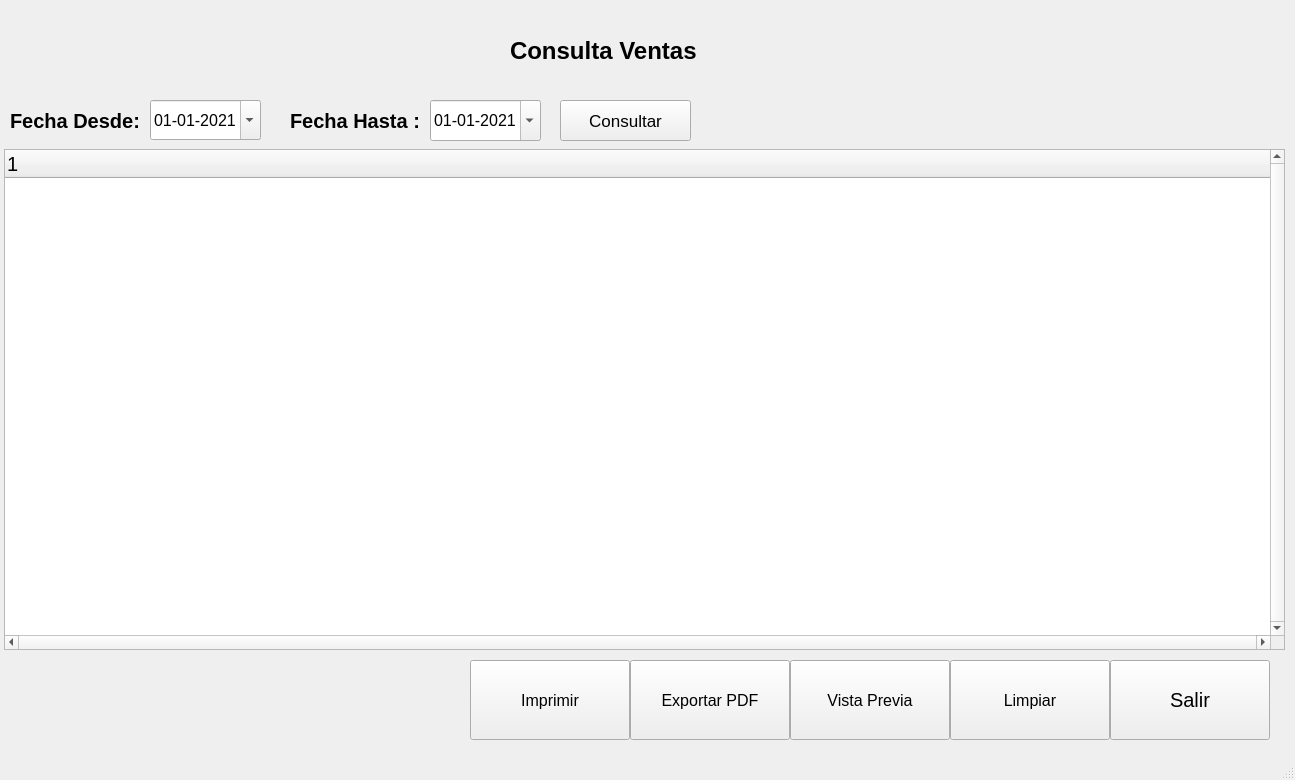
Qt form gui/consultaVentas.ui (jptapia5/pos) before a commit.
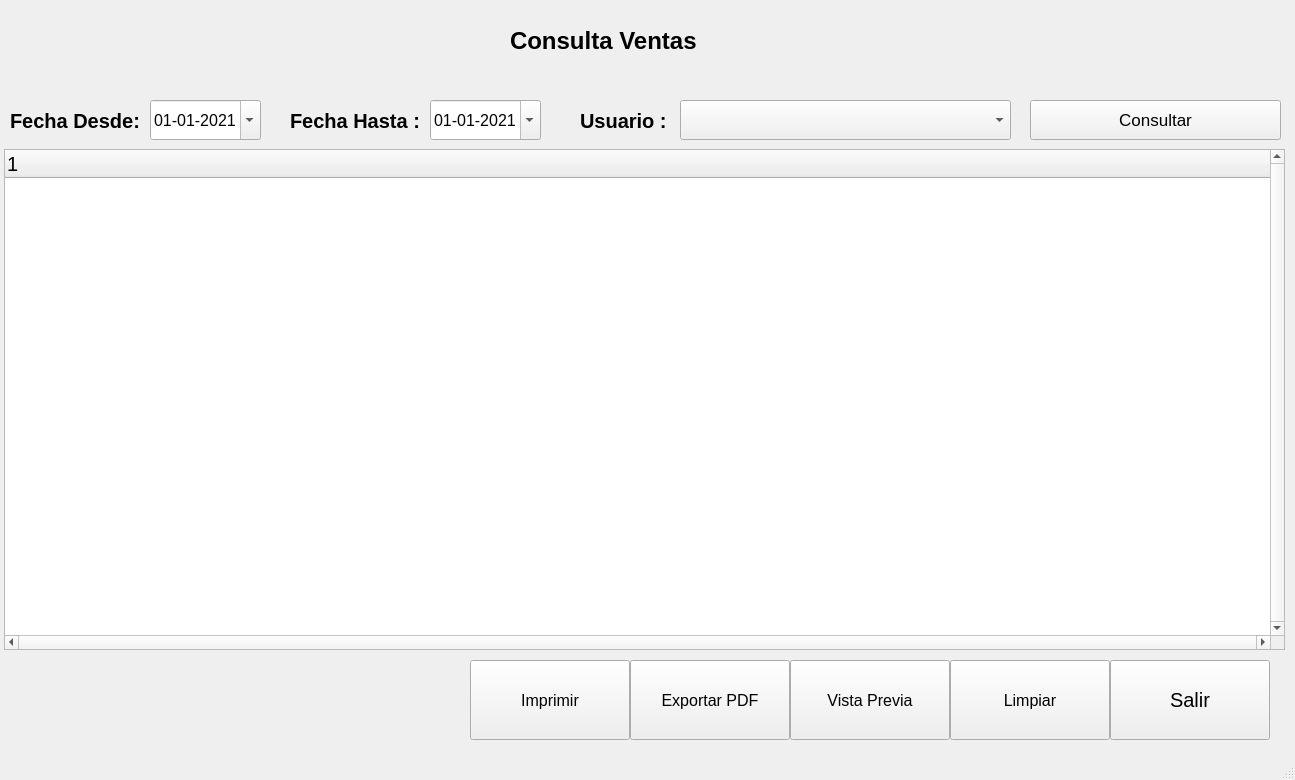
The same form after that commit. Icons and pictures are not drawn.

Commit message: AGREGA FILTRO DE USUARIO A LISTA VENTAS

What changed in the file:
```diff
--- a/gui/consultaVentas.ui
+++ b/gui/consultaVentas.ui
@@ -44,9 +44,9 @@
     <property name="geometry">
      <rect>
       <x>510</x>
-      <y>30</y>
+      <y>10</y>
       <width>201</width>
-      <height>41</height>
+      <height>61</height>
      </rect>
     </property>
     <property name="font">
@@ -297,7 +297,7 @@
       <x>430</x>
       <y>100</y>
       <width>111</width>
-      <height>41</height>
+      <height>40</height>
      </rect>
     </property>
     <property name="font">
@@ -345,10 +345,10 @@
    <widget class="QPushButton" name="btnConsultar">
     <property name="geometry">
      <rect>
-      <x>560</x>
+      <x>1030</x>
       <y>100</y>
-      <width>131</width>
-      <height>41</height>
+      <width>251</width>
+      <height>40</height>
      </rect>
     </property>
     <property name="font">
@@ -370,6 +370,36 @@
      </size>
     </property>
    </widget>
+   <widget class="QComboBox" name="listaUsuarios">
+    <property name="geometry">
+     <rect>
+      <x>680</x>
+      <y>100</y>
+      <width>331</width>
+      <height>40</height>
+     </rect>
+    </property>
+   </widget>
+   <widget class="QLabel" name="label_4">
+    <property name="geometry">
+     <rect>
+      <x>580</x>
+      <y>100</y>
+      <width>91</width>
+      <height>41</height>
+     </rect>
+    </property>
+    <property name="font">
+     <font>
+      <pointsize>15</pointsize>
+      <weight>75</weight>
+      <bold>true</bold>
+     </font>
+    </property>
+    <property name="text">
+     <string>Usuario :</string>
+    </property>
+   </widget>
   </widget>
   <widget class="QStatusBar" name="statusbar"/>
  </widget>
```
The commit also changes 2 other files.
